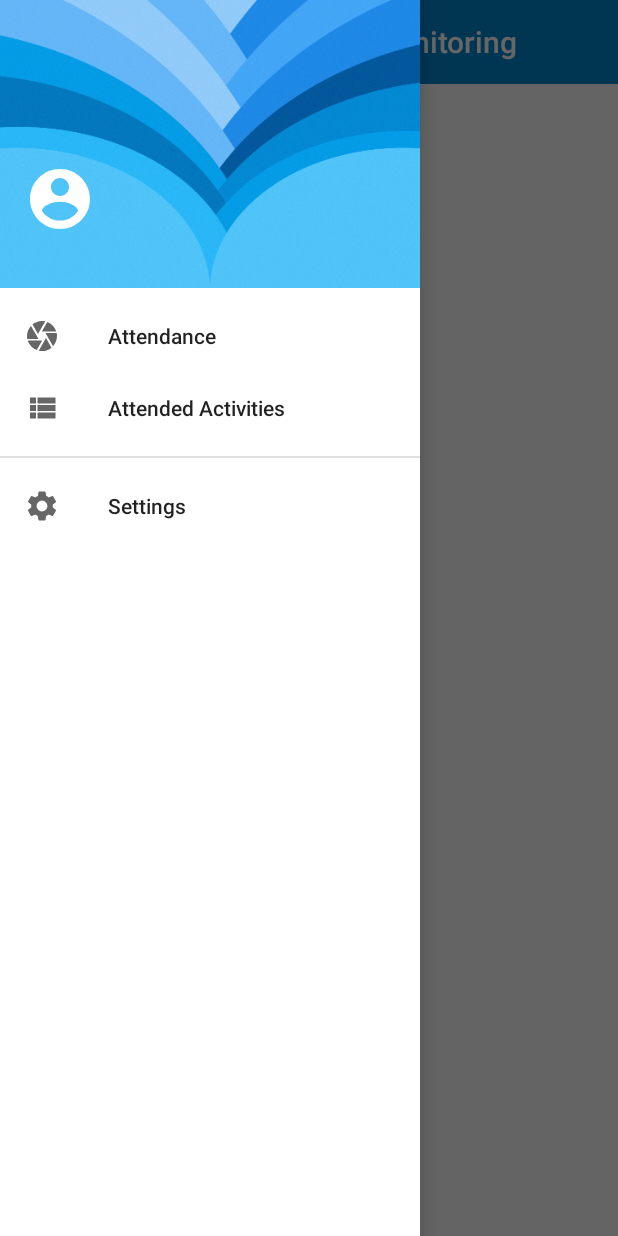
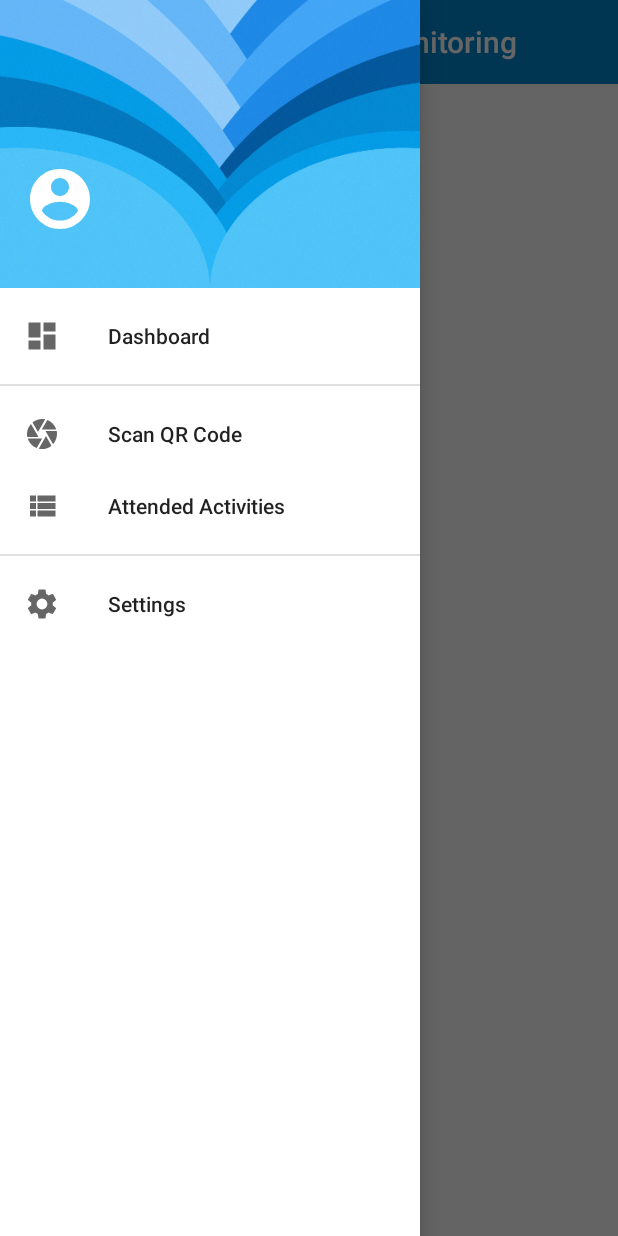
Before and after one commit to tooshort26/CECST-AMA, an Android app: the DashboardActivity screen opened directly, with no data from a screen before it, with the side drawer open, on a phone screen of 412 x 824 dp. Run offline under Robolectric (Android 15) with nearby library versions, the phone set to English and light mode, and no system bars; our stand-ins replace Room's generated code; libraries missing offline, so code that uses them is left out: com.github.nkzawa.emitter, com.github.nkzawa.socketio, me.aflak.bluetooth; 7 statements that could not run were skipped.

```diff
--- a/app/src/main/java/com/example/attendancemonitoring/DatabaseModules/Daos/AttendanceDao.java
+++ b/app/src/main/java/com/example/attendancemonitoring/DatabaseModules/Daos/AttendanceDao.java
@@ -17,6 +17,6 @@ public interface AttendanceDao {
     @Query("SELECT * FROM attendances")
     List<Attendance> getAttendance();
 
-    @Query("SELECT * FROM attendances WHERE name LIKE '%' || :name || '%'")
+    @Query("SELECT * FROM attendances WHERE name = :name")
     Attendance find(String name);
 }
--- /dev/null
+++ b/app/src/main/res/drawable/ic_dashboard_black_24dp.xml
@@ -0,0 +1,5 @@
+<vector android:height="24dp" android:tint="#03A9F4"
+    android:viewportHeight="24.0" android:viewportWidth="24.0"
+    android:width="24dp" xmlns:android="http://schemas.android.com/apk/res/android">
+    <path android:fillColor="#FF000000" android:pathData="M3,13h8L11,3L3,3v10zM3,21h8v-6L3,15v6zM13,21h8L21,11h-8v10zM13,3v6h8L21,3h-8z"/>
+</vector>
--- a/app/src/main/res/menu/drawer_view.xml
+++ b/app/src/main/res/menu/drawer_view.xml
@@ -1,11 +1,22 @@
 <?xml version="1.0" encoding="utf-8"?>
 <menu xmlns:android="http://schemas.android.com/apk/res/android">
+
     <group android:checkableBehavior="single"
         android:id="@+id/menu_top">
         <item
+            android:id="@+id/nav_dashboard"
+            android:icon="@drawable/ic_dashboard_black_24dp"
+            android:title="@string/dashboard" />
+
+
+    </group>
+
+    <group android:checkableBehavior="single"
+        android:id="@+id/menu_between">
+        <item
             android:id="@+id/nav_attendance"
             android:icon="@drawable/ic_camera_black_24dp"
-            android:title="@string/attendance" />
+            android:title="@string/scan_qr_code" />
 
         <item
             android:id="@+id/nav_first_fragment"
--- a/app/src/main/res/values/strings.xml
+++ b/app/src/main/res/values/strings.xml
@@ -8,7 +8,7 @@
 
     <string name="hello_blank_fragment">Hello blank fragment</string>
     <string name="attended_activities">Attended Activities</string>
-    <string name="attendance">Attendance</string>
+    <string name="scan_qr_code">Scan QR Code</string>
     <string name="splash_screen_text">CECST Activity Attendance</string>
     <string name="register_message">For you to start using this application you must field those fields</string>
     <string name="settings">Settings</string>
@@ -32,4 +32,5 @@
     <string name="attachment_summary_on">Automatically download attachments for incoming emails
     </string>
     <string name="attachment_summary_off">Only download attachments when manually requested</string>
+    <string name="dashboard">Dashboard</string>
 </resources>
```
Also changed, not shown: app/src/main/java/com/example/attendancemonitoring/DashboardActivity.java (+10 -2 lines).
